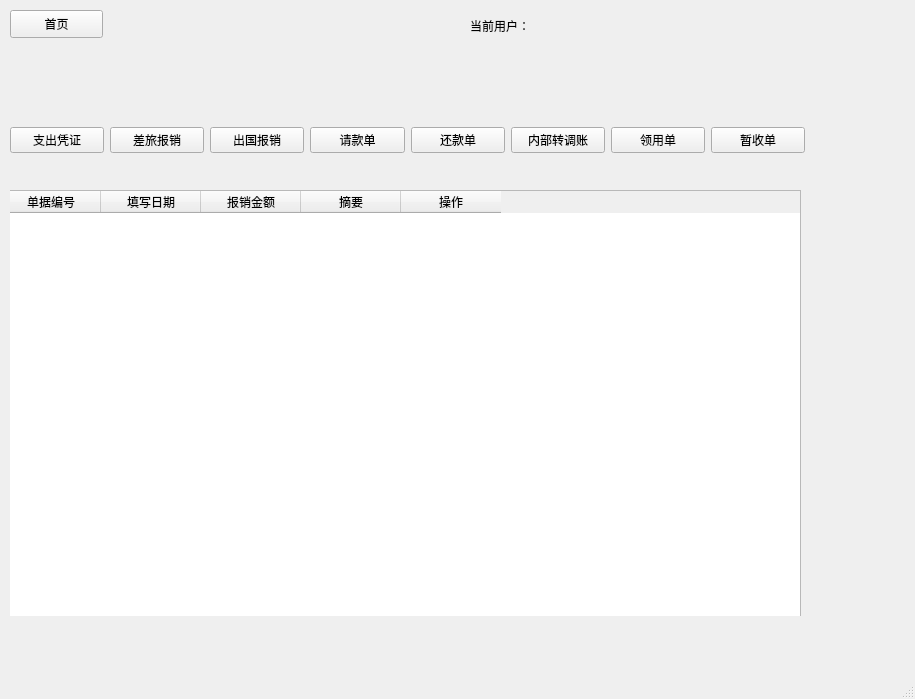
Above: mainwindow.ui from betamake/robot before the change. Below: the same form after it.
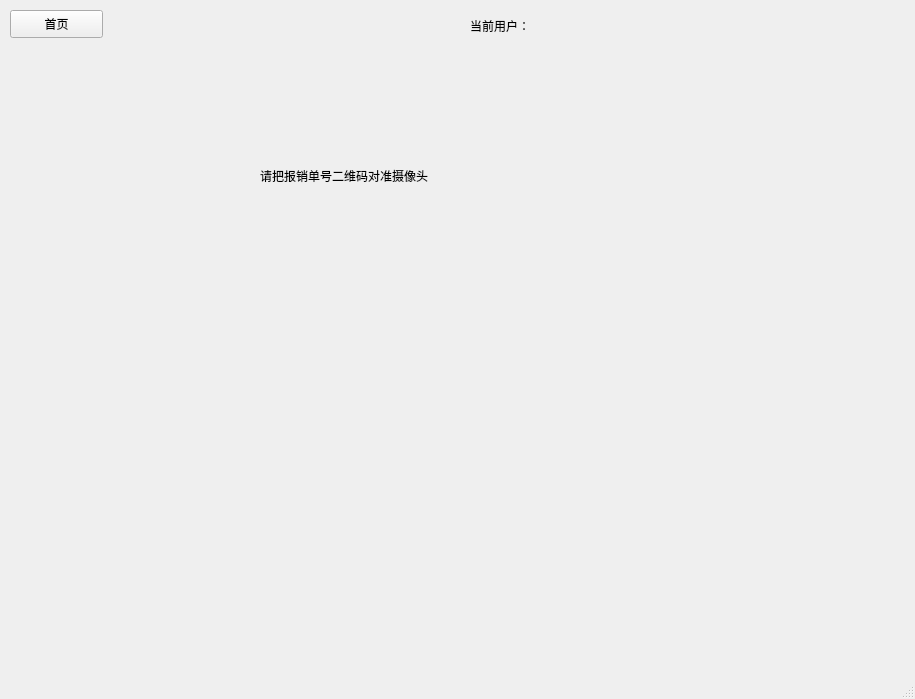
That is the form after the change.

Commit message: 增加二维码扫描接口，但是识别不了里面的二维码，需要在找其他的接口测试

```diff
--- a/mainwindow.ui
+++ b/mainwindow.ui
@@ -37,7 +37,7 @@
      </rect>
     </property>
     <property name="currentIndex">
-     <number>6</number>
+     <number>10</number>
     </property>
     <widget class="QWidget" name="huanYingYe">
      <layout class="QGridLayout" name="gridLayout">
@@ -1546,6 +1546,32 @@
       </property>
      </widget>
     </widget>
+    <widget class="QWidget" name="saoMiaoBaoXiaoDan">
+     <widget class="QWidget" name="horizontalLayoutWidget_4">
+      <property name="geometry">
+       <rect>
+        <x>210</x>
+        <y>170</y>
+        <width>401</width>
+        <height>271</height>
+       </rect>
+      </property>
+      <layout class="QHBoxLayout" name="qrHBoxLayout"/>
+     </widget>
+     <widget class="QLabel" name="label_8">
+      <property name="geometry">
+       <rect>
+        <x>250</x>
+        <y>60</y>
+        <width>311</width>
+        <height>51</height>
+       </rect>
+      </property>
+      <property name="text">
+       <string>请把报销单号二维码对准摄像头</string>
+      </property>
+     </widget>
+    </widget>
    </widget>
    <widget class="QLabel" name="userLabel">
     <property name="geometry">
```
The commit also changes 8 other files.
